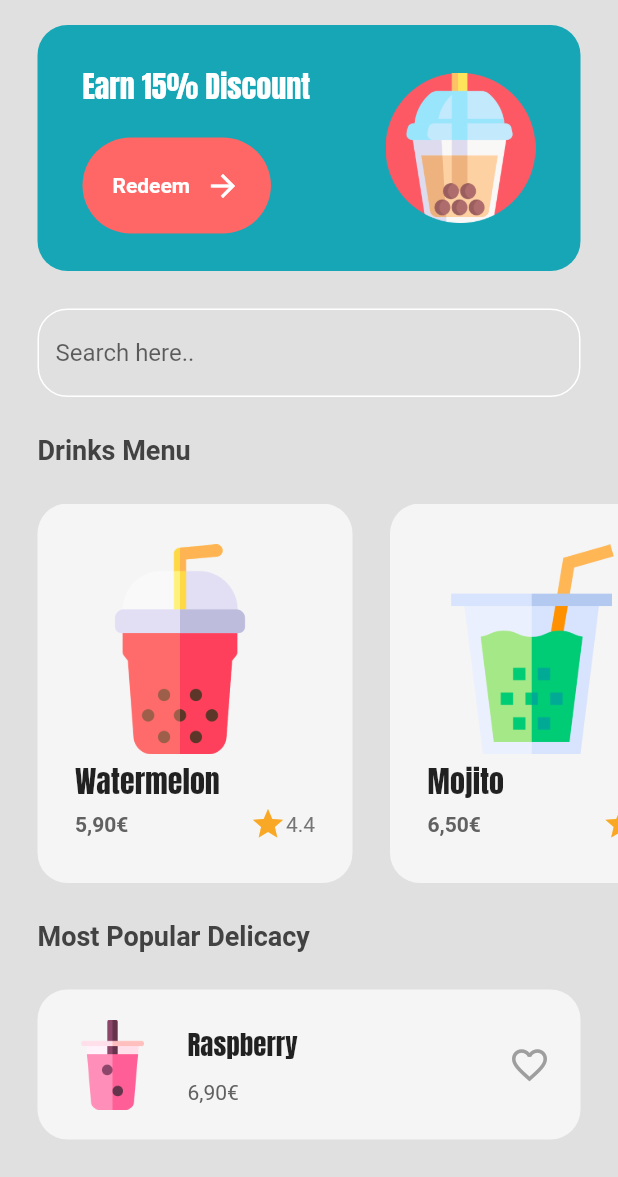
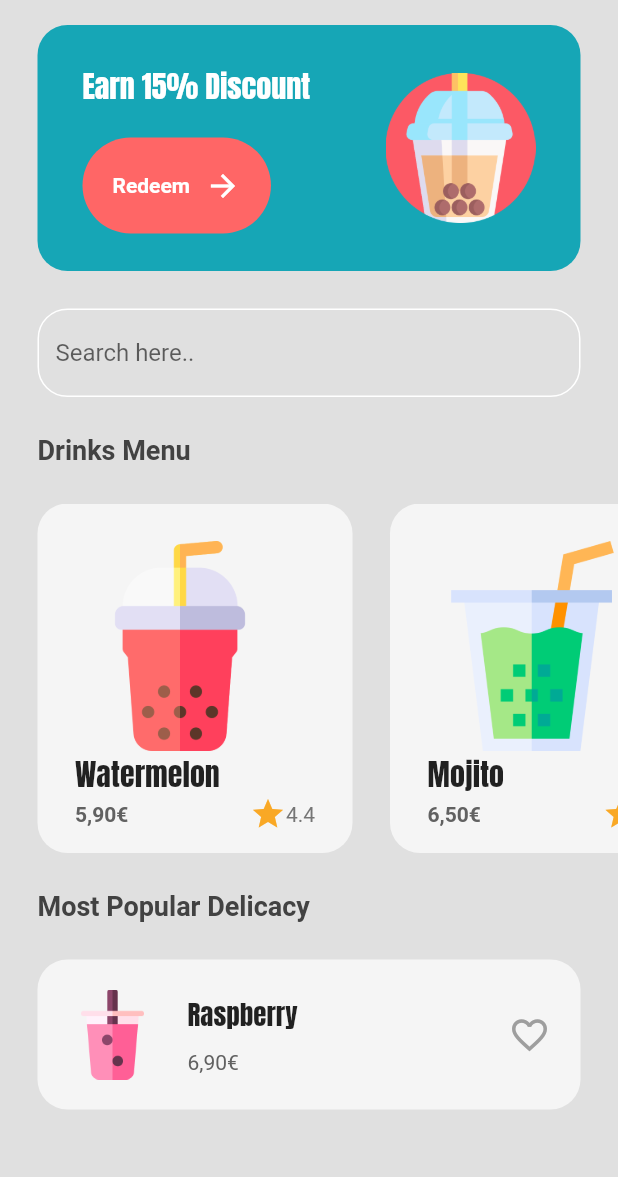
Before and after one commit to yvvzh/bubble_tea_app, a Flutter app: the screen it shows after launch, after a tap on "Let's Drink !", on a phone screen of 412 x 824 dp, the part 59-1236 px from its top. Run offline on Flutter 3.47's test engine with Material 2 defaults, Android fonts, the phone set to English and light mode, and no system bars; our stand-ins replace google_fonts.

Commit message:
quick fix v1

```diff
--- a/lib/models/shop.dart
+++ b/lib/models/shop.dart
@@ -7,25 +7,25 @@
     Tea(
         name: "Watermelon",
         price: "5,90",
-        imgPath: "lib/images/bt_red.png",
+        imgPath: "lib/assets/images/bt_red.png",
         stars: "4.4"),
     // mojito
     Tea(
         name: "Mojito",
         price: "6,50",
-        imgPath: "lib/images/bt_green.png",
+        imgPath: "lib/assets/images/bt_green.png",
         stars: "4.2"),
     // café
     Tea(
         name: "Coffee",
         price: "4,90",
-        imgPath: "lib/images/bt_coffee.png",
+        imgPath: "lib/assets/images/bt_coffee.png",
         stars: "4.7"),
     // framboise
     Tea(
         name: "Raspberry",
         price: "6,90",
-        imgPath: "lib/images/bt_pink.png",
+        imgPath: "lib/assets/images/bt_pink.png",
         stars: "4.9"),
   ];
 
--- a/lib/views/cart_page.dart
+++ b/lib/views/cart_page.dart
@@ -1,7 +1,7 @@
 import 'package:bubble_tea/models/shop.dart';
 import 'package:bubble_tea/models/tea.dart';
 import 'package:bubble_tea/themes/colors.dart';
-import 'package:bubble_tea/utils/button.dart';
+import 'package:bubble_tea/widgets/button.dart';
 import 'package:flutter/material.dart';
 import 'package:provider/provider.dart';
 
--- a/lib/views/home_page.dart
+++ b/lib/views/home_page.dart
@@ -1,5 +1,6 @@
 import 'package:bubble_tea/themes/colors.dart';
-import 'package:bubble_tea/utils/button.dart';
+import 'package:bubble_tea/views/menu_page.dart';
+import 'package:bubble_tea/widgets/button.dart';
 import 'package:flutter/material.dart';
 import 'package:google_fonts/google_fonts.dart';
 
@@ -33,7 +34,7 @@
             // logo de la boutique
             Padding(
               padding: const EdgeInsets.all(50.0),
-              child: Image.asset('lib/images/bt_main.png'),
+              child: Image.asset('lib/assets/images/bt_main.png'),
             ),
             const SizedBox(
               height: 25,
@@ -65,7 +66,8 @@
               text: "Let's Drink !",
               onTap: () {
                 // aller vers le menu
-                Navigator.pushNamed(context, '/menupage');
+                Navigator.push(context,
+                    MaterialPageRoute(builder: (context) => const MenuPage()));
               },
             ),
           ],
--- a/lib/views/menu_page.dart
+++ b/lib/views/menu_page.dart
@@ -1,7 +1,8 @@
 import 'package:bubble_tea/models/shop.dart';
 import 'package:bubble_tea/themes/colors.dart';
-import 'package:bubble_tea/utils/button.dart';
-import 'package:bubble_tea/utils/drink_tile.dart';
+import 'package:bubble_tea/views/cart_page.dart';
+import 'package:bubble_tea/widgets/button.dart';
+import 'package:bubble_tea/widgets/drink_tile.dart';
 import 'package:bubble_tea/views/tea_details_page.dart';
 import 'package:flutter/material.dart';
 import 'package:google_fonts/google_fonts.dart';
@@ -49,7 +50,9 @@
           // bouton panier
           IconButton(
               onPressed: () {
-                Navigator.pushNamed(context, '/cartpage');
+                //Navigator.pushNamed(context, '/cartpage');
+                Navigator.push(context,
+                    MaterialPageRoute(builder: (context) => const CartPage()));
               },
               icon: const Icon(
                 Icons.shopping_cart,
@@ -87,7 +90,7 @@
                 ),
                 // image
                 Image.asset(
-                  'lib/images/bt_main.png',
+                  'lib/assets/images/bt_main.png',
                   height: 100,
                 )
               ],
@@ -159,7 +162,7 @@
             decoration: BoxDecoration(
                 color: Colors.grey[100],
                 borderRadius: BorderRadius.circular(20)),
-            margin: const EdgeInsets.only(left: 25, right: 25, bottom: 25),
+            margin: const EdgeInsets.only(left: 25, right: 25, bottom: 45),
             padding: const EdgeInsets.all(20),
             child: Row(
               mainAxisAlignment: MainAxisAlignment.spaceBetween,
@@ -168,7 +171,7 @@
                   children: [
                     // image
                     Image.asset(
-                      'lib/images/bt_pink.png',
+                      'lib/assets/images/bt_pink.png',
                       height: 60,
                     ),
 
--- a/lib/views/tea_details_page.dart
+++ b/lib/views/tea_details_page.dart
@@ -1,7 +1,7 @@
 import 'package:bubble_tea/models/shop.dart';
 import 'package:bubble_tea/models/tea.dart';
 import 'package:bubble_tea/themes/colors.dart';
-import 'package:bubble_tea/utils/button.dart';
+import 'package:bubble_tea/widgets/button.dart';
 import 'package:flutter/material.dart';
 import 'package:google_fonts/google_fonts.dart';
 import 'package:provider/provider.dart';
--- a/pubspec.yaml
+++ b/pubspec.yaml
@@ -22,4 +22,4 @@
   uses-material-design: true
 
   assets:
-    - lib/images/
+    - lib/assets/images/
```
Also changed, not shown: lib/assets/images/bt_coffee.png (renamed from lib/images/bt_coffee.png), lib/assets/images/bt_green.png (renamed from lib/images/bt_green.png), lib/assets/images/bt_main.png (renamed from lib/images/bt_main.png), lib/assets/images/bt_pink.png (renamed from lib/images/bt_pink.png), lib/assets/images/bt_red.png (renamed from lib/images/bt_red.png), lib/widgets/button.dart (renamed from lib/utils/button.dart), lib/widgets/drink_tile.dart (renamed from lib/utils/drink_tile.dart).
